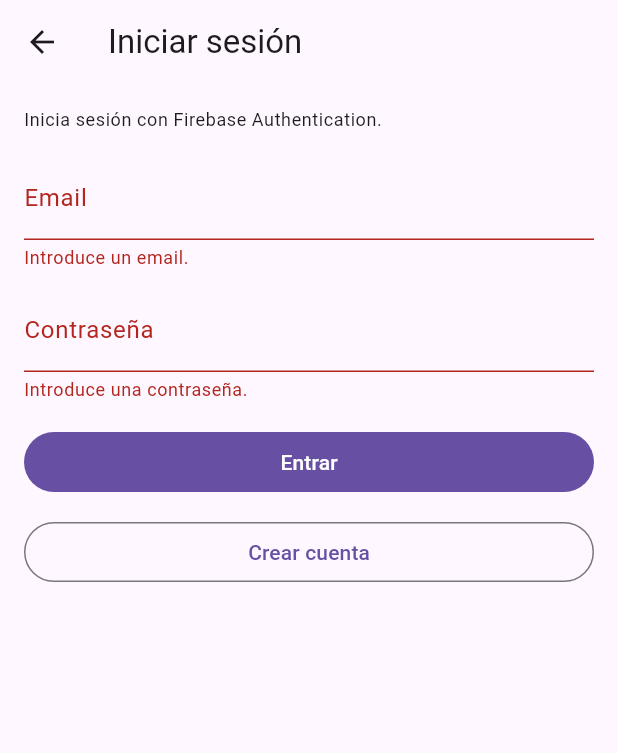
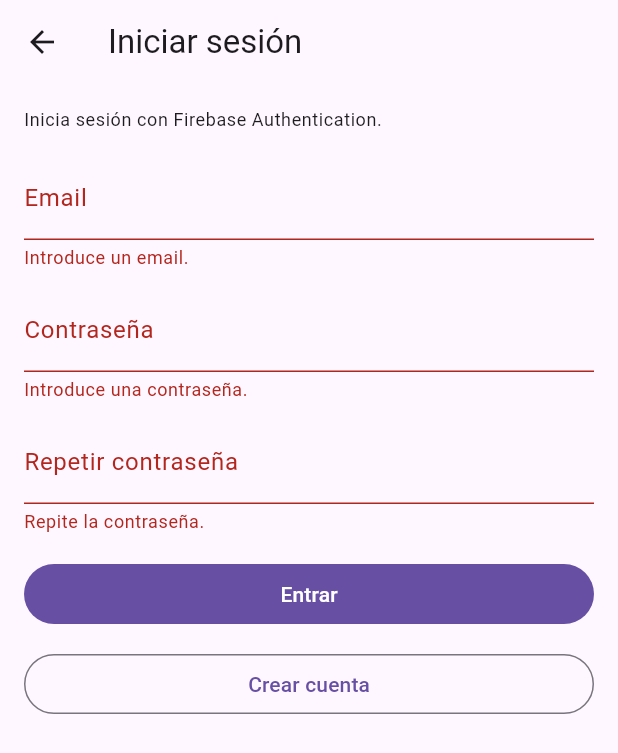
Before and after one commit to gabrieltss16/ProyectoIntermodular, a Flutter app: the LoginScreen screen opened directly, after a tap on "Entrar", after a tap on "Crear cuenta", on a phone screen of 412 x 824 dp. Shown: the top 753 px of the screen. Run offline on Flutter 3.47's test engine with Material 3 defaults, Android fonts, the phone set to English and light mode, and no system bars; our stand-ins replace cloud_firestore, firebase_auth, firebase_core, shared_preferences; accounts and stored records are empty.

Commit message:
Añado verificación de correo electrónico y confirmación de contraseña en la pantalla de inicio de sesión

```diff
--- a/app/lib/screens/login_screen.dart
+++ b/app/lib/screens/login_screen.dart
@@ -15,6 +15,7 @@ class LoginScreen extends StatefulWidget {
 class _LoginScreenState extends State<LoginScreen> {
   final _emailCtrl = TextEditingController();
   final _passwordCtrl = TextEditingController();
+  final _confirmPasswordCtrl = TextEditingController();
   final _formKey = GlobalKey<FormState>();
 
   bool _loading = false;
@@ -23,6 +24,7 @@ class _LoginScreenState extends State<LoginScreen> {
   void dispose() {
     _emailCtrl.dispose();
     _passwordCtrl.dispose();
+    _confirmPasswordCtrl.dispose();
     super.dispose();
   }
 
@@ -73,6 +75,19 @@ class _LoginScreenState extends State<LoginScreen> {
         password: _passwordCtrl.text,
       );
 
+      final verified = await AuthService().isCurrentUserEmailVerified();
+      if (!verified) {
+        await AuthService().sendEmailVerification();
+        await AuthService().signOut();
+        if (!mounted) return;
+        ScaffoldMessenger.of(context).showSnackBar(
+          const SnackBar(
+            content: Text('Debes verificar tu correo antes de iniciar sesión. Te hemos reenviado el email.'),
+          ),
+        );
+        return;
+      }
+
       await _enterMenu(isGuest: false);
     } finally {
       if (mounted) setState(() => _loading = false);
@@ -81,6 +96,13 @@ class _LoginScreenState extends State<LoginScreen> {
 
   Future<void> _register() async {
     if (!_formKey.currentState!.validate()) return;
+
+    if (_confirmPasswordCtrl.text != _passwordCtrl.text) {
+      ScaffoldMessenger.of(context).showSnackBar(
+        const SnackBar(content: Text('Las contraseñas no coinciden.')),
+      );
+      return;
+    }
 
     setState(() => _loading = true);
     try {
@@ -96,7 +118,22 @@ class _LoginScreenState extends State<LoginScreen> {
         password: _passwordCtrl.text,
       );
 
-      await _enterMenu(isGuest: false);
+      await AuthService().sendEmailVerification();
+      await AuthService().signOut();
+
+      if (!mounted) return;
+      await showDialog<void>(
+        context: context,
+        builder: (_) => const AlertDialog(
+          title: Text('Verifica tu correo'),
+          content: Text(
+            'Te hemos enviado un correo de verificación. Confirma tu email y después inicia sesión.',
+          ),
+        ),
+      );
+
+      _passwordCtrl.clear();
+      _confirmPasswordCtrl.clear();
     } finally {
       if (mounted) setState(() => _loading = false);
     }
@@ -138,7 +175,18 @@ class _LoginScreenState extends State<LoginScreen> {
                 obscureText: true,
                 validator: (v) {
                   if (v == null || v.isEmpty) return 'Introduce una contraseña.';
-                  if (v.length < 4) return 'Mínimo 4 caracteres.';
+                  if (v.length < 6) return 'Mínimo 6 caracteres.';
+                  return null;
+                },
+              ),
+              const SizedBox(height: 12),
+              TextFormField(
+                controller: _confirmPasswordCtrl,
+                decoration: const InputDecoration(labelText: 'Repetir contraseña'),
+                obscureText: true,
+                validator: (v) {
+                  if (v == null || v.isEmpty) return 'Repite la contraseña.';
+                  if (v != _passwordCtrl.text) return 'No coincide con la contraseña.';
                   return null;
                 },
               ),
```
Also changed, not shown: app/lib/services/auth_service.dart (+22 -0 lines).
